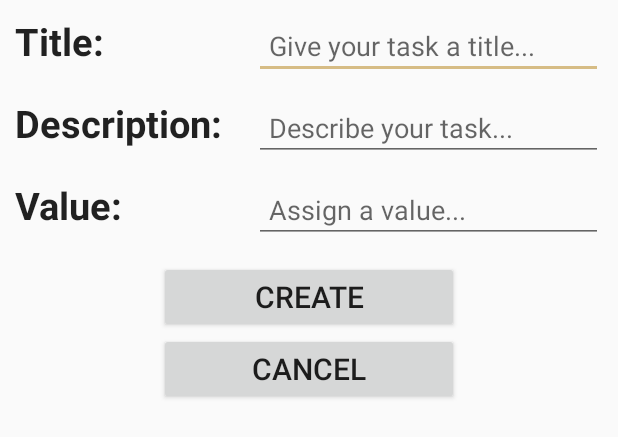
After one commit to fuyutsukikaru/Apartmates, an Android app: the layout add_bounty.xml on its own in the app's theme, with its tools: preview values and no code run, on a phone screen of 412 x 824 dp. The commit adds this screen. Shown: the top 437 px of the screen. Run offline under Robolectric (Android 15) with nearby library versions, the phone set to English and light mode, and no system bars.

Commit message:
Added "Add Bounty Task" layout

```diff
--- a/app/src/main/java/com/cs130/apartmates/activities/BountyActivity.java
+++ b/app/src/main/java/com/cs130/apartmates/activities/BountyActivity.java
@@ -37,7 +37,7 @@ public class BountyActivity extends AppCompatActivity {
         mRecyclerView.setLayoutManager(mLayoutManager);
 
         List<BountyTask> list = new Vector<BountyTask>();
-        list.add(new BountyTask("Vacuum", 10, "Vacuum the living room carpet and empty the filter",Boolean.TRUE));
+        list.add(new BountyTask("Vacuum upstairs and downstairs and all aroundstairs", 10, "Vacuum the living room carpet and empty the filter",Boolean.TRUE));
         list.add(new BountyTask("Clean the Bathroom", 15, "Scrub the shower, clean out hairs from drain, wipe down sink, scrub bathtub.  We will know if you didn't do a thurough job so don't mess it up you bum.", Boolean.FALSE));
         list.add(new BountyTask("Vacuum", 10, "Vacuum the living room carpet and empty the filter",Boolean.TRUE));
         list.add(new BountyTask("Clean the Bathroom", 15, "Scrub the shower, clean out hairs from drain, wipe down sink, scrub bathtub.  We will know if you didn't do a thurough job so don't mess it up you bum.",Boolean.FALSE));
--- /dev/null
+++ b/app/src/main/res/layout/add_bounty.xml
@@ -0,0 +1,101 @@
+<?xml version="1.0" encoding="utf-8"?>
+<LinearLayout xmlns:android="http://schemas.android.com/apk/res/android"
+    android:orientation="vertical" android:layout_width="match_parent"
+    android:layout_height="match_parent">
+
+    <LinearLayout
+        android:orientation="horizontal"
+        android:layout_width="match_parent"
+        android:layout_height="wrap_content"
+        android:paddingRight="10dp">
+
+        <TextView
+            android:layout_width="match_parent"
+            android:layout_height="wrap_content"
+            android:textAppearance="?android:attr/textAppearanceLarge"
+            android:text="Title:"
+            android:id="@+id/textView"
+            android:textStyle="bold"
+            android:textSize="25dp"
+            android:padding="10dp"
+            android:layout_weight="2.75" />
+
+        <EditText
+            android:layout_width="match_parent"
+            android:layout_height="wrap_content"
+            android:layout_weight="2"
+            android:hint="Give your task a title..."
+            android:padding="10dp" />
+
+    </LinearLayout>
+
+    <LinearLayout
+        android:orientation="horizontal"
+        android:layout_width="match_parent"
+        android:layout_height="wrap_content"
+        android:paddingRight="10dp">
+
+        <TextView
+            android:layout_width="match_parent"
+            android:layout_height="wrap_content"
+            android:textAppearance="?android:attr/textAppearanceLarge"
+            android:text="Description:"
+            android:id="@+id/textView2"
+            android:textStyle="bold"
+            android:textSize="25dp"
+            android:padding="10dp"
+            android:layout_weight="2.75" />
+
+        <EditText
+            android:layout_width="match_parent"
+            android:layout_height="wrap_content"
+            android:layout_weight="2"
+            android:hint="Describe your task..."
+            android:padding="10dp" />
+
+    </LinearLayout>
+
+    <LinearLayout
+        android:orientation="horizontal"
+        android:layout_width="match_parent"
+        android:layout_height="wrap_content"
+        android:paddingRight="10dp"
+        android:paddingBottom="10dp">
+
+        <TextView
+            android:layout_width="match_parent"
+            android:layout_height="wrap_content"
+            android:textAppearance="?android:attr/textAppearanceLarge"
+            android:text="Value:"
+            android:id="@+id/textView3"
+            android:textStyle="bold"
+            android:textSize="25dp"
+            android:padding="10dp"
+            android:layout_weight="2.75" />
+
+        <EditText
+            android:layout_width="match_parent"
+            android:layout_height="wrap_content"
+            android:layout_weight="2"
+            android:hint="Assign a value..."
+            android:padding="10dp" />
+
+    </LinearLayout>
+
+    <Button
+        android:layout_width="200dp"
+        android:layout_height="wrap_content"
+        android:text="Create"
+        android:id="@+id/button3"
+        android:textSize="20dp"
+        android:layout_gravity="center_horizontal" />
+
+    <Button
+        android:layout_width="200dp"
+        android:layout_height="wrap_content"
+        android:text="Cancel"
+        android:id="@+id/button2"
+        android:textSize="20dp"
+        android:layout_gravity="center_horizontal" />
+
+</LinearLayout>
--- a/app/src/main/res/values/strings.xml
+++ b/app/src/main/res/values/strings.xml
@@ -7,4 +7,5 @@
     <string name="login_error">Something went wrong! Please try again later.</string>
 
     <string name="bounty_activity">Bounty Tasks</string>
+    <string name="add_bounty_activity">Add Bounty Task</string>
 </resources>
```
Also changed, not shown: 1 other file.
